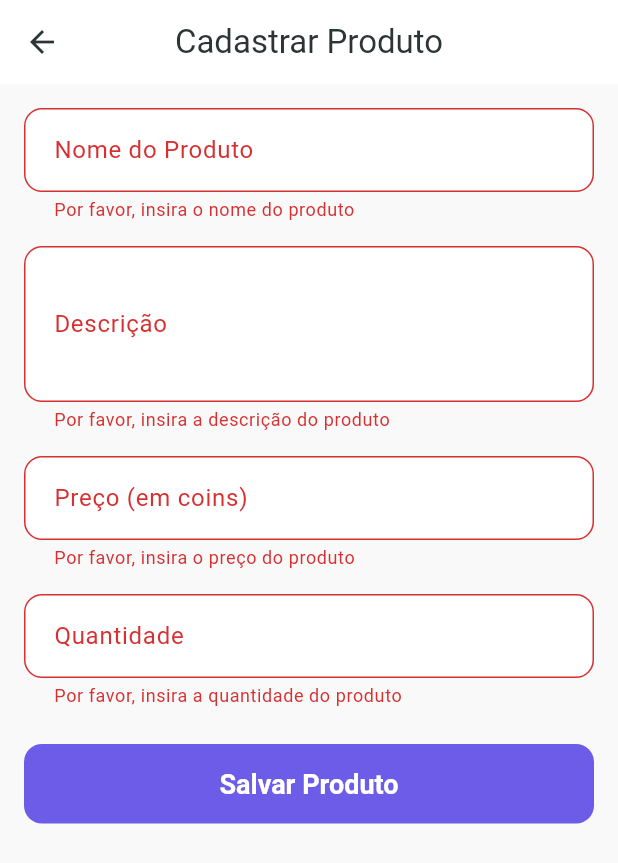
After one commit to RonaldoChiavegatti/staircoins, a Flutter app: the CadastroProdutoScreen screen opened directly, after a tap on "Salvar Produto", on a phone screen of 412 x 824 dp. The commit adds this screen. Shown: the top 863 px of the screen. Run offline on Flutter 3.47's test engine with Material 3 defaults, Android fonts, the phone set to English and light mode, and no system bars; our stand-ins replace share_plus, shared_preferences; accounts and stored records are empty; Roboto replaces fonts that are missing (Poppins).

Commit message:
Implementa tela de cadastro de produto e configura provider

```diff
--- a/lib/main.dart
+++ b/lib/main.dart
@@ -2,6 +2,7 @@ import 'package:flutter/material.dart';
 import 'package:provider/provider.dart';
 import 'package:staircoins/providers/auth_provider.dart';
 import 'package:staircoins/providers/turma_provider.dart';
+import 'package:staircoins/providers/produto_provider.dart';
 import 'package:staircoins/screens/splash_screen.dart';
 import 'package:staircoins/theme/app_theme.dart';
 
@@ -21,6 +22,7 @@ class MyApp extends StatelessWidget {
           create: (_) => TurmaProvider(null),
           update: (_, auth, __) => TurmaProvider(auth.user),
         ),
+        ChangeNotifierProvider(create: (_) => ProdutoProvider()),
       ],
       child: MaterialApp(
         title: 'StairCoins',
--- /dev/null
+++ b/lib/providers/produto_provider.dart
@@ -0,0 +1,165 @@
+import 'package:flutter/material.dart';
+import 'package:staircoins/models/produto.dart';
+import 'package:uuid/uuid.dart';
+
+class ProdutoProvider with ChangeNotifier {
+  List<Produto> _produtos = [];
+  bool _isLoading = false;
+
+  List<Produto> get produtos => _produtos;
+  bool get isLoading => _isLoading;
+
+  // Dados mockados para simulação
+  final List<Map<String, dynamic>> _mockProdutos = [
+    {
+      'id': '1',
+      'nome': 'Caneta Personalizada',
+      'descricao': 'Caneta com o logo da escola, ideal para estudantes que buscam qualidade e estilo. A caneta possui tinta azul e ponta média, garantindo uma escrita suave e confortável.',
+      'preco': 50,
+      'quantidade': 20,
+      'imagem': 'assets/images/caneta.png',
+    },
+    {
+      'id': '2',
+      'nome': 'Caderno Exclusivo',
+      'descricao': 'Caderno capa dura com 100 folhas, design exclusivo e papel de alta qualidade. Perfeito para anotações em sala de aula ou para organizar seus estudos em casa.',
+      'preco': 150,
+      'quantidade': 15,
+      'imagem': 'assets/images/caderno.png',
+    },
+    {
+      'id': '3',
+      'nome': 'Adesivos',
+      'descricao': 'Conjunto com 10 adesivos temáticos da escola, perfeitos para personalizar seus materiais e mostrar seu espírito escolar. Adesivos resistentes à água e duráveis.',
+      'preco': 30,
+      'quantidade': 50,
+      'imagem': 'assets/images/adesivos.png',
+    },
+    {
+      'id': '4',
+      'nome': 'Squeeze',
+      'descricao': 'Garrafa de água 500ml, material durável e livre de BPA. Design moderno com o logo da escola, perfeita para manter-se hidratado durante as aulas e atividades físicas.',
+      'preco': 100,
+      'quantidade': 25,
+      'imagem': 'assets/images/squeeze.png',
+    },
+    {
+      'id': '5',
+      'nome': 'Mochila',
+      'descricao': 'Mochila resistente à água com compartimentos organizados, alças acolchoadas e espaço para laptop. Design exclusivo com o logo da escola, combinando estilo e funcionalidade.',
+      'preco': 300,
+      'quantidade': 10,
+      'imagem': 'assets/images/mochila.png',
+    },
+  ];
+
+  ProdutoProvider() {
+    _loadProdutos();
+  }
+
+  Future<void> _loadProdutos() async {
+    _isLoading = true;
+    notifyListeners();
+
+    try {
+      // Simulando delay de rede
+      await Future.delayed(const Duration(milliseconds: 500));
+
+      _produtos = _mockProdutos.map((p) => Produto.fromJson(p)).toList();
+    } catch (e) {
+      debugPrint('Erro ao carregar produtos: $e');
+    } finally {
+      _isLoading = false;
+      notifyListeners();
+    }
+  }
+
+  Produto? getProdutoById(String id) {
+    try {
+      return _produtos.firstWhere((p) => p.id == id);
+    } catch (e) {
+      return null;
+    }
+  }
+
+  Future<void> adicionarProduto({
+    required String nome,
+    required String descricao,
+    required int preco,
+    required int quantidade,
+    String? imagem,
+  }) async {
+    _isLoading = true;
+    notifyListeners();
+
+    try {
+      // Simulando delay de rede
+      await Future.delayed(const Duration(seconds: 1));
+
+      final novoProduto = Produto(
+        id: const Uuid().v4(),
+        nome: nome,
+        descricao: descricao,
+        preco: preco,
+        quantidade: quantidade,
+        imagem: imagem,
+      );
+
+      _produtos.add(novoProduto);
+      _mockProdutos.add(novoProduto.toJson());
+
+      notifyListeners();
+    } catch (e) {
+      rethrow;
+    } finally {
+      _isLoading = false;
+      notifyListeners();
+    }
+  }
+
+  Future<String> trocarProduto(String produtoId) async {
+    _isLoading = true;
+    notifyListeners();
+
+    try {
+      // Simulando delay de rede
+      await Future.delayed(const Duration(seconds: 1));
+
+      final index = _produtos.indexWhere((p) => p.id == produtoId);
+      if (index == -1) {
+        throw Exception('Produto não encontrado');
+      }
+
+      final produto = _produtos[index];
+      final updatedProduto = produto.copyWith(
+        quantidade: produto.quantidade - 1,
+      );
+
+      _produtos[index] = updatedProduto;
+      _mockProdutos[index] = updatedProduto.toJson();
+
+      // Gera código de troca
+      final codigo = _gerarCodigoTroca();
+
+      notifyListeners();
+      return codigo;
+    } catch (e) {
+      rethrow;
+    } finally {
+      _isLoading = false;
+      notifyListeners();
+    }
+  }
+
+  String _gerarCodigoTroca() {
+    const prefixo = "STC";
+    const caracteres = "ABCDEFGHIJKLMNOPQRSTUVWXYZ0123456789";
+    var codigo = "$prefixo-";
+
+    for (var i = 0; i < 6; i++) {
+      codigo += caracteres[DateTime.now().millisecondsSinceEpoch % caracteres.length];
+    }
+
+    return codigo;
+  }
+}
--- /dev/null
+++ b/lib/screens/professor/cadastro_produto_screen.dart
@@ -0,0 +1,163 @@
+import 'package:flutter/material.dart';
+import 'package:provider/provider.dart';
+import 'package:staircoins/providers/produto_provider.dart';
+import 'package:staircoins/theme/app_theme.dart';
+
+class CadastroProdutoScreen extends StatefulWidget {
+  const CadastroProdutoScreen({super.key});
+
+  @override
+  State<CadastroProdutoScreen> createState() => _CadastroProdutoScreenState();
+}
+
+class _CadastroProdutoScreenState extends State<CadastroProdutoScreen> {
+  final _formKey = GlobalKey<FormState>();
+  final _nomeController = TextEditingController();
+  final _descricaoController = TextEditingController();
+  final _precoController = TextEditingController();
+  final _quantidadeController = TextEditingController();
+
+  @override
+  void dispose() {
+    _nomeController.dispose();
+    _descricaoController.dispose();
+    _precoController.dispose();
+    _quantidadeController.dispose();
+    super.dispose();
+  }
+
+  void _salvarProduto() async {
+    if (_formKey.currentState!.validate()) {
+      _formKey.currentState!.save();
+
+      try {
+        await Provider.of<ProdutoProvider>(context, listen: false)
+            .adicionarProduto(
+          nome: _nomeController.text,
+          descricao: _descricaoController.text,
+          preco: int.parse(_precoController.text),
+          quantidade: int.parse(_quantidadeController.text),
+        );
+
+        ScaffoldMessenger.of(context).showSnackBar(
+          const SnackBar(content: Text('Produto salvo com sucesso!')),
+        );
+
+        Navigator.of(context).pop();
+      } catch (e) {
+        ScaffoldMessenger.of(context).showSnackBar(
+          SnackBar(content: Text('Erro ao salvar produto: $e')),
+        );
+      }
+    }
+  }
+
+  @override
+  Widget build(BuildContext context) {
+    return Scaffold(
+      appBar: AppBar(
+        title: const Text('Cadastrar Produto'),
+      ),
+      body: SingleChildScrollView(
+        padding: const EdgeInsets.all(16.0),
+        child: Form(
+          key: _formKey,
+          child: Column(
+            crossAxisAlignment: CrossAxisAlignment.stretch,
+            children: [
+              TextFormField(
+                controller: _nomeController,
+                decoration: InputDecoration(
+                  labelText: 'Nome do Produto',
+                  border: OutlineInputBorder(
+                    borderRadius: BorderRadius.circular(12),
+                  ),
+                ),
+                validator: (value) {
+                  if (value == null || value.isEmpty) {
+                    return 'Por favor, insira o nome do produto';
+                  }
+                  return null;
+                },
+              ),
+              const SizedBox(height: 16),
+              TextFormField(
+                controller: _descricaoController,
+                decoration: InputDecoration(
+                  labelText: 'Descrição',
+                  border: OutlineInputBorder(
+                    borderRadius: BorderRadius.circular(12),
+                  ),
+                ),
+                maxLines: 3,
+                validator: (value) {
+                  if (value == null || value.isEmpty) {
+                    return 'Por favor, insira a descrição do produto';
+                  }
+                  return null;
+                },
+              ),
+              const SizedBox(height: 16),
+              TextFormField(
+                controller: _precoController,
+                decoration: InputDecoration(
+                  labelText: 'Preço (em coins)',
+                  border: OutlineInputBorder(
+                    borderRadius: BorderRadius.circular(12),
+                  ),
+                ),
+                keyboardType: TextInputType.number,
+                validator: (value) {
+                  if (value == null || value.isEmpty) {
+                    return 'Por favor, insira o preço do produto';
+                  }
+                  if (int.tryParse(value) == null || int.parse(value) <= 0) {
+                    return 'Por favor, insira um preço válido';
+                  }
+                  return null;
+                },
+              ),
+              const SizedBox(height: 16),
+              TextFormField(
+                controller: _quantidadeController,
+                decoration: InputDecoration(
+                  labelText: 'Quantidade',
+                  border: OutlineInputBorder(
+                    borderRadius: BorderRadius.circular(12),
+                  ),
+                ),
+                keyboardType: TextInputType.number,
+                validator: (value) {
+                  if (value == null || value.isEmpty) {
+                    return 'Por favor, insira a quantidade do produto';
+                  }
+                  if (int.tryParse(value) == null || int.parse(value) < 0) {
+                    return 'Por favor, insira uma quantidade válida';
+                  }
+                  return null;
+                },
+              ),
+              const SizedBox(height: 24),
+              ElevatedButton(
+                onPressed: Provider.of<ProdutoProvider>(context).isLoading
+                    ? null
+                    : _salvarProduto,
+                style: ElevatedButton.styleFrom(
+                  padding: const EdgeInsets.symmetric(vertical: 16),
+                ),
+                child: Provider.of<ProdutoProvider>(context).isLoading
+                    ? const CircularProgressIndicator(
+                        color: AppTheme.backgroundColor,
+                      )
+                    : const Text(
+                        'Salvar Produto',
+                        style: TextStyle(fontSize: 18),
+                      ),
+              ),
+            ],
+          ),
+        ),
+      ),
+    );
+  }
+}
--- a/lib/theme/app_theme.dart
+++ b/lib/theme/app_theme.dart
@@ -93,7 +93,7 @@ class AppTheme {
       fillColor: Colors.white,
       contentPadding: const EdgeInsets.symmetric(horizontal: 16, vertical: 16),
       border: OutlineInputBorder(
-        borderRadius: BorderRadius.circular(12),
+          borderRadius: BorderRadius.circular(12),
         borderSide: const BorderSide(color: Color(0xFFE0E0E0)),
       ),
       enabledBorder: OutlineInputBorder(
@@ -113,7 +113,7 @@ class AppTheme {
         borderSide: const BorderSide(color: errorColor),
       ),
     ),
-    cardTheme: CardTheme(
+    cardTheme: CardThemeData(
       color: Colors.white,
       elevation: 2,
       shape: RoundedRectangleBorder(
```
Also changed, not shown: lib/providers/atividade_provider.dart (+157 -5 lines), lib/screens/professor/professor_home_screen.dart (+7 -1 lines), lib/screens/professor/professor_produtos_screen.dart (+7 -1 lines), pubspec.lock, 1 other file.
